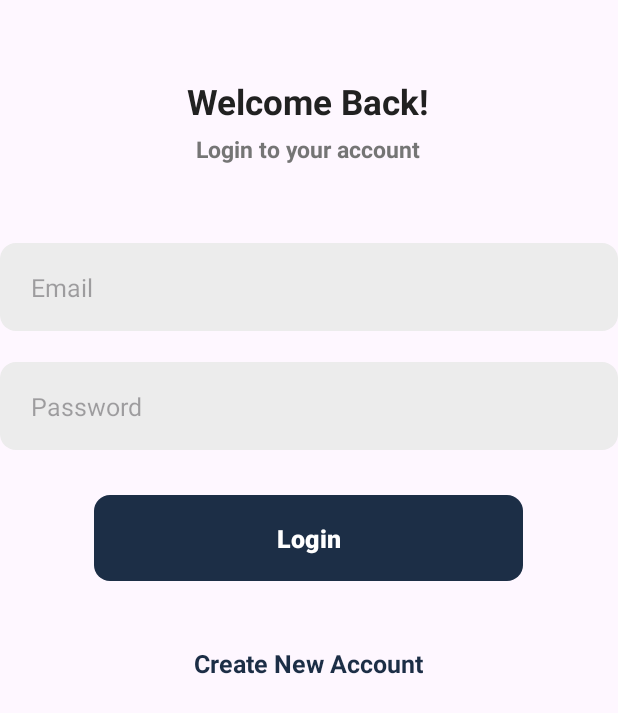
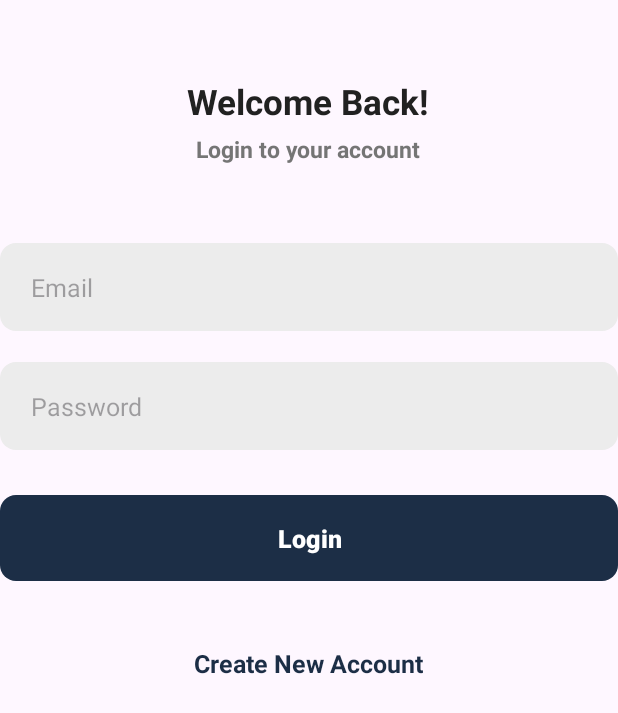
Before and after one commit to TH-Toufique/Communicator, an Android app: the screen it shows after launch (SignInActivity), on a phone screen of 412 x 824 dp. Shown: the top 713 px of the screen. Run offline under Robolectric (Android 15) with nearby library versions, the phone set to English and light mode, and no system bars; our stand-ins replace Firebase (no records; nobody signed in at launch, a user with empty details on screens opened directly), sdp/ssp sizes.

Commit message:
Added sign in functionalities

```diff
--- a/app/src/main/res/layout/activity_sign_in.xml
+++ b/app/src/main/res/layout/activity_sign_in.xml
@@ -65,16 +65,30 @@
             android:textColor="@color/primary_text"
             android:textSize="@dimen/_13ssp"/>
 
+        <FrameLayout
+            android:layout_width="match_parent"
+            android:layout_height="wrap_content"
+            android:layout_marginTop="@dimen/_20sdp"
+            android:animateLayoutChanges="true">
+
             <com.google.android.material.button.MaterialButton
                 android:id="@+id/sign_in_button"
-            android:layout_width="@dimen/_220sdp"
+                android:layout_width="match_parent"
                 android:layout_height="@dimen/_50sdp"
-            android:layout_marginTop="@dimen/_20sdp"
                 android:text="@string/login"
                 android:textColor="@color/white"
                 android:textSize="@dimen/_13ssp"
                 android:textStyle="bold"
                 app:cornerRadius="@dimen/_8sdp"/>
+
+            <ProgressBar
+                android:id="@+id/progressBar"
+                android:layout_width="@dimen/_25sdp"
+                android:layout_height="@dimen/_25sdp"
+                android:layout_gravity="center"
+                android:visibility="invisible"/>
+
+        </FrameLayout>
 
         <TextView
             android:id="@+id/new_account_tv"
```
Also changed, not shown: app/src/main/java/com/ripper/communicator/activity/SignInActivity.java (+89 -0 lines). Lines whose indentation alone changed are shown as unchanged.
